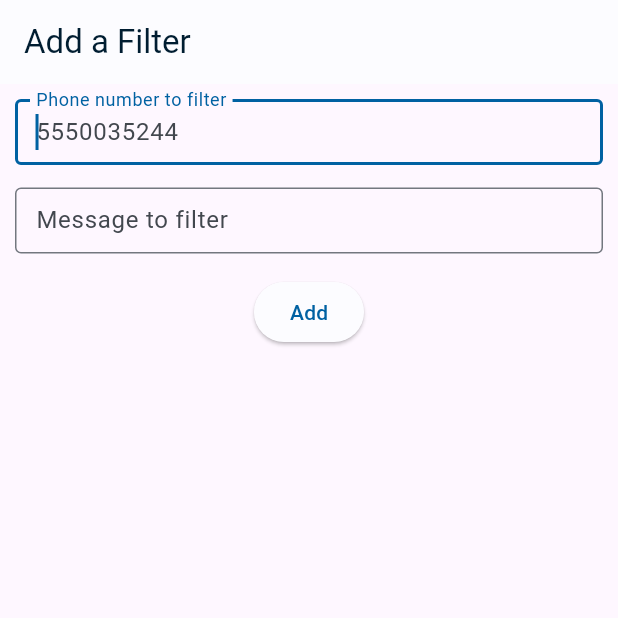
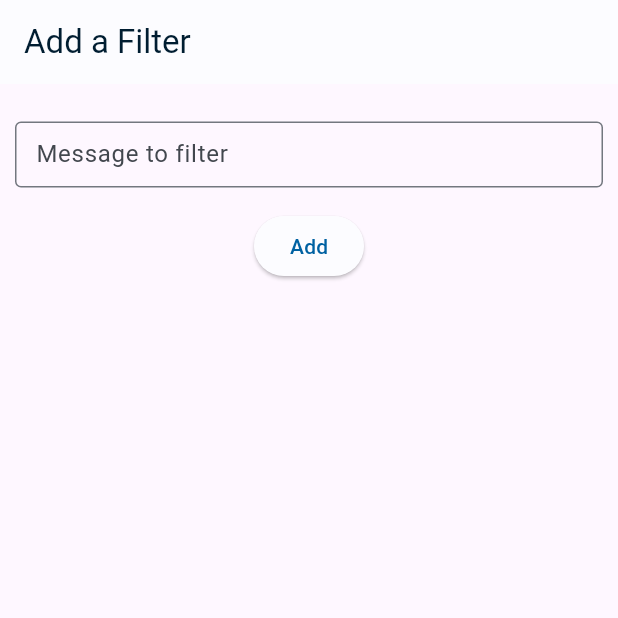
Before and after one commit to ipatavatsizz/sms_app, a Flutter app: the NewModelView screen opened directly, on a phone screen of 412 x 824 dp, the top half of it. Run offline on Flutter 3.47's test engine with Material 3 defaults, Android fonts, the phone set to English and light mode, and no system bars; our stand-ins replace flutter_local_notifications, ionicons, isar; missing offline and left inert: another_telephony, workmanager; accounts and stored records are empty; generated files the repository leaves out were written again.

Commit message:
updated removed phone parameter

```diff
--- a/lib/feature/home/home_view.dart
+++ b/lib/feature/home/home_view.dart
@@ -84,8 +84,7 @@ class _HomeViewState extends State<HomeView> {
                                                                 model: item,
                                                                 remove: true,
                                                               ))),
-                                              title: Text(item.phone),
-                                              trailing: Text(item.filter),
+                                              title: Text(item.filter),
                                               leadingAndTrailingTextStyle:
                                                   Theme.of(context)
                                                       .textTheme
@@ -129,8 +128,9 @@ class _HomeViewState extends State<HomeView> {
                         await Workmanager().registerOneOffTask(
                             'stop_service', 'stop',
                             inputData: {'state': false});
-                        Future.delayed(Duration(seconds: 1),
-                            () async => await Workmanager().cancelAll());
+                        Future.delayed(Duration(seconds: 5), () async {
+                          await Workmanager().cancelAll();
+                        });
                       },
                       label: Text('Stop'),
                     ),
--- a/lib/feature/new_model/new_model.dart
+++ b/lib/feature/new_model/new_model.dart
@@ -15,8 +15,7 @@ class NewModelView extends StatefulWidget {
 }
 
 class _NewModelViewState extends State<NewModelView> {
-  late final TextEditingController number =
-      TextEditingController(text: widget.model?.phone ?? '');
+  // late final TextEditingController number = TextEditingController(text: widget.model?.phone ?? '');
   late final TextEditingController filter =
       TextEditingController(text: widget.model?.filter ?? '');
 
@@ -52,21 +51,21 @@ class _NewModelViewState extends State<NewModelView> {
             padding: EdgeInsets.all(10),
             child: Column(
               children: [
-                TextFormField(
-                  controller: number,
-                  keyboardType: TextInputType.phone,
-                  autofocus: true,
-                  decoration: InputDecoration(
-                    labelText: 'Phone number to filter',
-                    hintText: '5550035244',
-                    border: OutlineInputBorder(),
-                    isCollapsed: true,
-                    contentPadding: EdgeInsets.all(10),
-                  ),
-                  onTapOutside: (event) {
-                    FocusManager.instance.primaryFocus?.unfocus();
-                  },
-                ),
+                // TextFormField(
+                //   controller: number,
+                //   keyboardType: TextInputType.phone,
+                //   autofocus: true,
+                //   decoration: InputDecoration(
+                //     labelText: 'Phone number to filter',
+                //     hintText: '5550035244',
+                //     border: OutlineInputBorder(),
+                //     isCollapsed: true,
+                //     contentPadding: EdgeInsets.all(10),
+                //   ),
+                //   onTapOutside: (event) {
+                //     FocusManager.instance.primaryFocus?.unfocus();
+                //   },
+                // ),
                 SizedBox(height: 15),
                 TextFormField(
                   controller: filter,
@@ -85,10 +84,8 @@ class _NewModelViewState extends State<NewModelView> {
                 ElevatedButton(
                     onPressed: () {
                       DatabaseService.instance.put(widget.model != null
-                          ? widget.model!
-                              .copyWith(filter: filter.text, phone: number.text)
-                          : FilterModel(
-                              filter: filter.text, phone: number.text));
+                          ? widget.model!.copyWith(filter: filter.text)
+                          : FilterModel(filter: filter.text));
                       Navigator.of(context).pushReplacement(
                           MaterialPageRoute(builder: (context) => HomeView()));
                     },
--- a/lib/product/model/filter_model.dart
+++ b/lib/product/model/filter_model.dart
@@ -5,25 +5,21 @@ part 'filter_model.g.dart';
 @Collection(accessor: 'filters')
 class FilterModel {
   final Id id;
-  final String phone;
   final String filter;
   final bool active;
 
   FilterModel copyWith({
-    String? phone,
     String? filter,
     Id? id,
     bool? active,
   }) =>
       FilterModel(
-        phone: phone ?? this.phone,
         filter: filter ?? this.filter,
         id: id ?? this.id,
         active: active ?? this.active,
       );
 
   FilterModel({
-    required this.phone,
     required this.filter,
     this.id = Isar.autoIncrement,
     this.active = true,
--- a/lib/product/service/notification_service.dart
+++ b/lib/product/service/notification_service.dart
@@ -20,7 +20,6 @@ void notificationBackgroundHandler(NotificationResponse response) async {
 
 void notificationForegroundHandler(NotificationResponse response) async {
   inspect(response);
-  // TODO(ipatavatsizz): Handle actions
 }
 
 @pragma('vm:entry-point')
```
Also changed, not shown: lib/main.dart (+27 -22 lines), pubspec.yaml (+6 -8 lines), lib/product/model/filter_model.g.dart, pubspec.lock.
